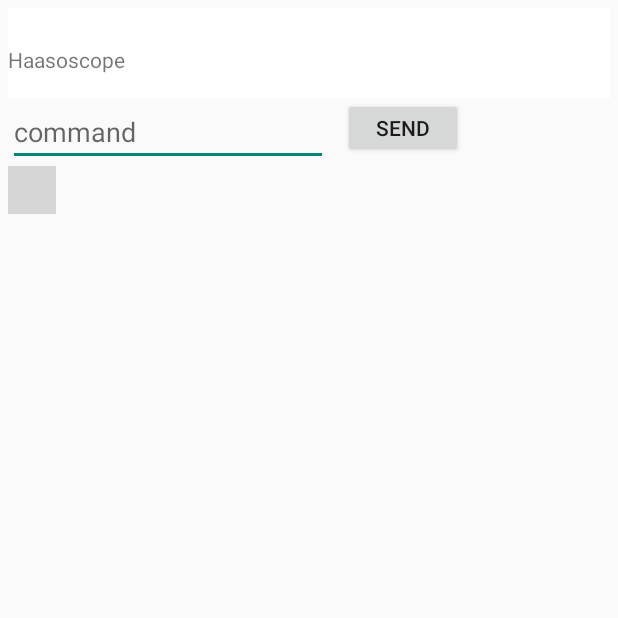
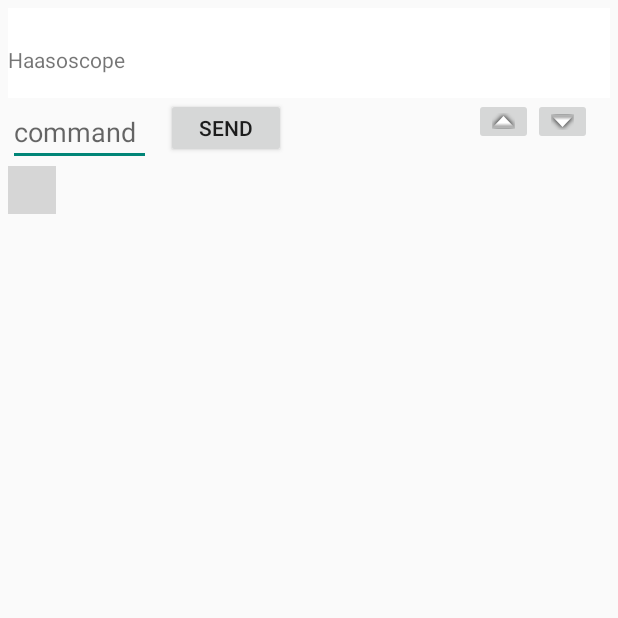
Before and after one commit to drandyhaas/Haasoscope, an Android app: the screen it shows after launch (MainActivity), on a phone screen of 412 x 824 dp, the top half of it. Run offline under Robolectric (Android 15) with nearby library versions, the phone set to English and light mode, and no system bars; libraries missing offline, so code that uses them is left out: com.felhr.usbserial, com.jjoe64.graphview; plain views replace GraphView; 59 statements that could not run were skipped; grey boxes are pictures that could not be loaded.

Commit message:
buttons and selecting

```diff
--- a/android/example/src/main/java/com/felhr/serialportexample/MainActivity.java
+++ b/android/example/src/main/java/com/felhr/serialportexample/MainActivity.java
@@ -13,21 +13,28 @@ import android.os.Bundle;
 import android.os.Handler;
 import android.os.IBinder;
 import android.os.Message;
+import android.support.v4.view.GestureDetectorCompat;
 import android.support.v7.app.AppCompatActivity;
+import android.view.GestureDetector;
 import android.view.MotionEvent;
 import android.view.View;
 import android.widget.Button;
 import android.widget.EditText;
+import android.widget.ImageButton;
 import android.widget.TextView;
 import android.widget.Toast;
 
 import com.jjoe64.graphview.GraphView;
 import com.jjoe64.graphview.series.DataPoint;
+import com.jjoe64.graphview.series.DataPointInterface;
 import com.jjoe64.graphview.series.LineGraphSeries;
+import com.jjoe64.graphview.series.OnDataPointTapListener;
+import com.jjoe64.graphview.series.Series;
 
 import java.lang.ref.WeakReference;
 import java.math.BigInteger;
 import java.nio.ByteBuffer;
+import java.util.List;
 //import java.util.Formatter;
 //import java.util.Set;
 
@@ -37,6 +44,7 @@ public class MainActivity extends AppCompatActivity {
     protected TextView display;
     protected EditText editText;
     protected MyHandler mHandler;
+    private GestureDetectorCompat mDetector;
     protected LineGraphSeries<DataPoint> _series0;
     protected LineGraphSeries<DataPoint> _series1;
     protected LineGraphSeries<DataPoint> _series2;
@@ -64,6 +72,7 @@ public class MainActivity extends AppCompatActivity {
     protected void onCreate(Bundle savedInstanceState) {
         super.onCreate(savedInstanceState);
         setContentView(R.layout.activity_main);
+        mDetector = new GestureDetectorCompat(this, new MyGestureListener());
 
         if (savedInstanceState!=null) {
             autogo = savedInstanceState.getBoolean("autogo");
@@ -74,6 +83,7 @@ public class MainActivity extends AppCompatActivity {
 
         graph.setOnTouchListener(new View.OnTouchListener(){
             public boolean onTouch(View v, MotionEvent event) {
+                mDetector.onTouchEvent(event);
                 if(event.getAction() == MotionEvent.ACTION_DOWN) {
                     lastscreenfracX = (event.getX()-graph.getGraphContentLeft())/graph.getGraphContentWidth();
                     lastscreenfracY = (event.getY()-graph.getGraphContentTop())/graph.getGraphContentHeight();
@@ -118,6 +128,22 @@ public class MainActivity extends AppCompatActivity {
 
         editText = findViewById(R.id.editText1);
         display = findViewById(R.id.textView1);
+        final ImageButton button_up = findViewById(R.id.button_up);
+        button_up.setOnClickListener(new View.OnClickListener() {
+            @Override
+            public void onClick(View v) {
+                //display.append("up\n");
+                waitalot(); downsample_plus(); donewaitalot();
+            }
+        });
+        final ImageButton button_down = findViewById(R.id.button_down);
+        button_down.setOnClickListener(new View.OnClickListener() {
+            @Override
+            public void onClick(View v) {
+                //display.append("down\n");
+                waitalot(); downsample_minus(); donewaitalot();
+            }
+        });
         if (getResources().getConfiguration().orientation == Configuration.ORIENTATION_LANDSCAPE) {
             display.setVisibility(View.GONE);
         }
@@ -144,33 +170,11 @@ public class MainActivity extends AppCompatActivity {
                             break;
                         case "(":
                         case "( ":
-                            if (downsample < 15) {
-                                downsample += 1;
-                                display.append("downsample is " + String.valueOf(downsample) + " \n");
-                                send2usb(124);
-                                send2usb(downsample);
-                                int ds = downsample - 3;
-                                if (ds < 1) ds = 1;
-                                if (ds > 8) ds = 8; // otherwise we timeout upon readout
-                                send2usb(125);
-                                send2usb(ds);
-                                setupgraph();
-                            }
+                            downsample_plus();
                             break;
                         case ")":
                         case ") ":
-                            if (downsample > 0) {
-                                downsample -= 1;
-                                display.append("downsample is " + String.valueOf(downsample) + " \n");
-                                send2usb(124);
-                                send2usb(downsample);
-                                int ds = downsample - 3;
-                                if (ds < 1) ds = 1;
-                                if (ds > 8) ds = 8; // otherwise we timeout upon readout
-                                send2usb(125);
-                                send2usb(ds);
-                                setupgraph();
-                            }
+                            downsample_minus();
                             break;
                         case "x":
                             send2usb(134);
@@ -223,6 +227,55 @@ public class MainActivity extends AppCompatActivity {
         if (autogo) new kickstartThread().start();
 
         display.append("Haasoscope "+BuildConfig.VERSION_NAME+"\n");
+    }
+
+    private void downsample_plus(){
+        if (downsample < 15) {
+            downsample += 1;
+            display.append("downsample is " + String.valueOf(downsample) + " \n");
+            send2usb(124);
+            send2usb(downsample);
+            int ds = downsample - 3;
+            if (ds < 1) ds = 1;
+            if (ds > 8) ds = 8; // otherwise we timeout upon readout
+            send2usb(125);
+            send2usb(ds);
+            setupgraph();
+        }
+    }
+
+    private void downsample_minus(){
+        if (downsample > 0) {
+            downsample -= 1;
+            display.append("downsample is " + String.valueOf(downsample) + " \n");
+            send2usb(124);
+            send2usb(downsample);
+            int ds = downsample - 3;
+            if (ds < 1) ds = 1;
+            if (ds > 8) ds = 8; // otherwise we timeout upon readout
+            send2usb(125);
+            send2usb(ds);
+            setupgraph();
+        }
+    }
+
+    class MyGestureListener extends GestureDetector.SimpleOnGestureListener {
+        @Override
+        public boolean onDown(MotionEvent event) {
+            return true;
+        }
+        @Override
+        public boolean onFling(MotionEvent event1, MotionEvent event2,
+                               float velocityX, float velocityY) {
+            //display.append( "onFling: " + event1.toString() + event2.toString() +"\n" + velocityX + " " + velocityY +"\n");
+            if (velocityX<-10000) {
+                //waitalot(); downsample_minus(); donewaitalot();
+            }
+            if (velocityX>10000) {
+                //waitalot(); downsample_plus(); donewaitalot();
+            }
+            return true;
+        }
     }
 
     private boolean gotaneventlately=false;
@@ -433,8 +486,8 @@ public class MainActivity extends AppCompatActivity {
     }
 
     protected void init_graph(){
-        int radius = 6;
-        int thickness = 4;
+        final int radius = 6;
+        final int thickness = 4;
 
         graph = findViewById(R.id.graph);
         _series0 = new LineGraphSeries<>(new DataPoint[] {
@@ -489,6 +542,25 @@ public class MainActivity extends AppCompatActivity {
         _series3.setDataPointsRadius(radius);
         _series3.setThickness(thickness);
         graph.addSeries(_series3);
+
+        final LineGraphSeries [] myseries = new LineGraphSeries[] {_series0, _series1, _series2, _series3};
+        for (LineGraphSeries s : myseries) {
+            s.setOnDataPointTapListener(new OnDataPointTapListener() {
+                @Override
+                public void onTap(Series series, DataPointInterface dataPoint) {
+                    display.append("clicked: " + series.getTitle() + "  " + dataPoint.toString()+"\n");
+                    for (LineGraphSeries s : myseries) {
+                        if (s.getTitle().equals(series.getTitle())) {
+                            s.setThickness(2 * thickness);
+                        }
+                        else{
+                            s.setThickness(thickness);
+                        }
+                    }
+                    graph.invalidate();
+                }
+            });
+        }
 
         _series_hl = new LineGraphSeries<>(new DataPoint[] {
                 new DataPoint(-12, 0),
--- a/android/example/src/main/res/layout/activity_main.xml
+++ b/android/example/src/main/res/layout/activity_main.xml
@@ -1,5 +1,6 @@
 <RelativeLayout
     xmlns:android="http://schemas.android.com/apk/res/android"
+    xmlns:app="http://schemas.android.com/apk/res-auto"
     xmlns:tools="http://schemas.android.com/tools"
     android:layout_width="match_parent"
     android:layout_height="match_parent"
@@ -7,6 +8,7 @@
     android:keepScreenOn="true"
     tools:context="com.felhr.serialportexample.MainActivity">
 
+    <!--android:layout_height="160dp" for debugging-->
     <TextView
         android:id="@+id/textView1"
         android:layout_width="match_parent"
@@ -19,15 +21,16 @@
 
     <EditText
         android:id="@+id/editText1"
-        android:layout_width="wrap_content"
+        android:layout_width="95dp"
         android:layout_height="wrap_content"
         android:layout_below="@+id/textView1"
+        android:layout_marginEnd="10dp"
         android:layout_marginRight="10dp"
-        android:layout_marginEnd="10dp"
         android:ems="10"
         android:hint="@string/command"
         android:inputType="text">
-        <requestFocus/>
+
+        <requestFocus />
     </EditText>
 
     <Button
@@ -47,4 +50,26 @@
         android:layout_below="@+id/editText1"
         />
 
+    <ImageButton
+        android:id="@+id/button_down"
+        android:layout_width="wrap_content"
+        android:layout_height="wrap_content"
+        android:layout_alignParentEnd="true"
+        android:layout_below="@+id/textView1"
+        android:layout_marginEnd="12dp"
+        app:srcCompat="@android:drawable/arrow_down_float"
+        android:layout_alignParentRight="true"
+        android:layout_marginRight="12dp"
+        android:contentDescription="@string/button_up" />
+
+    <ImageButton
+        android:id="@+id/button_up"
+        android:layout_width="wrap_content"
+        android:layout_height="wrap_content"
+        android:layout_below="@+id/textView1"
+        android:layout_toStartOf="@+id/button_down"
+        app:srcCompat="@android:drawable/arrow_up_float"
+        android:layout_toLeftOf="@+id/button_down"
+        android:contentDescription="@string/button_down" />
+
 </RelativeLayout>
--- a/android/example/src/main/res/values/strings.xml
+++ b/android/example/src/main/res/values/strings.xml
@@ -7,5 +7,7 @@
     <string name="serial_port">Serial Port</string>
     <string name="send">Send</string>
     <string name="command">command</string>
+    <string name="button_down">button down</string>
+    <string name="button_up">button_up</string>
 
 </resources>
```
